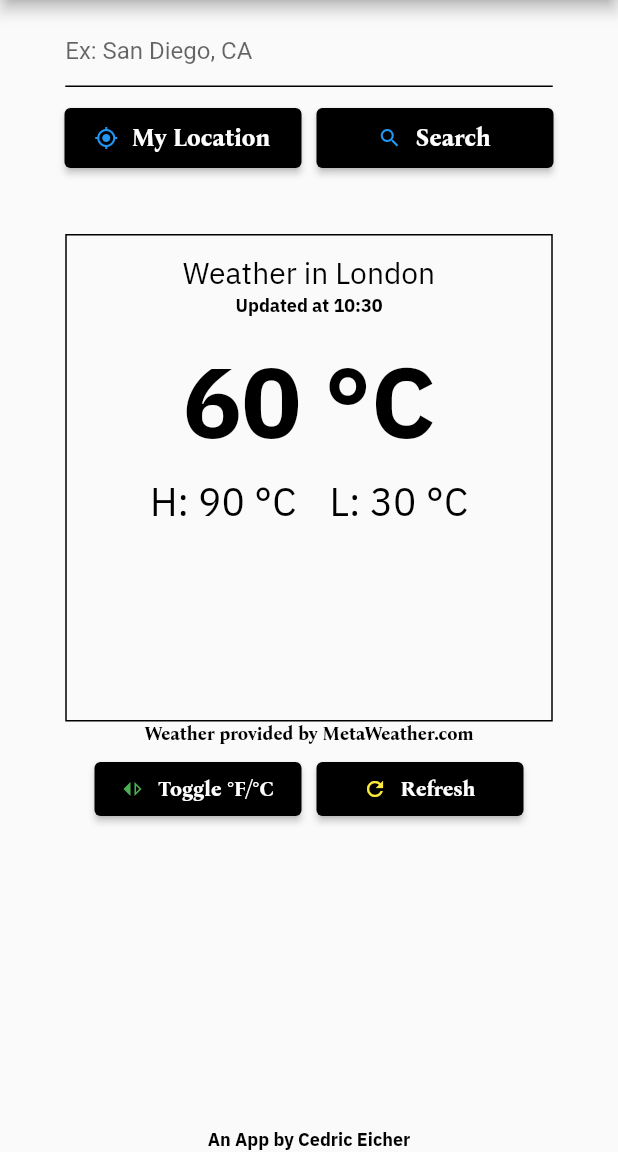
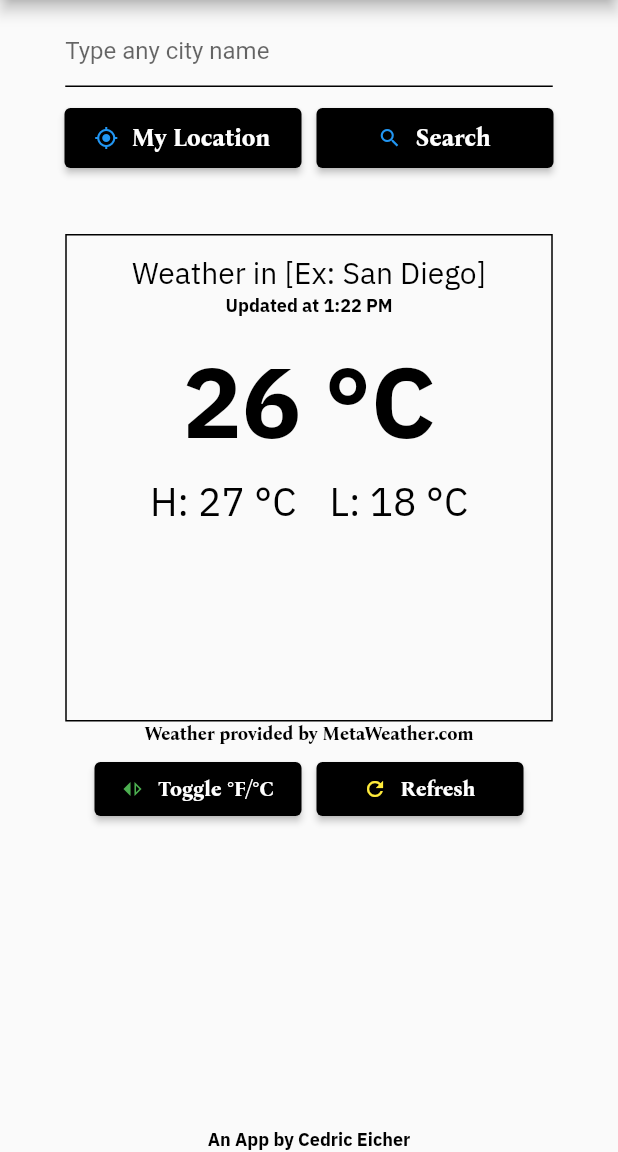
Before and after one commit to cedriceicher10/VeryGoodWeatherApp, a Flutter app: the screen it shows after launch, after a tap on "Toggle °F/°C", after a tap on "Refresh", on a phone screen of 412 x 824 dp, the part 84-1236 px from its top. Run offline on Flutter 3.47's test engine with Material 2 defaults, Android fonts, the phone set to English and light mode, and no system bars; our stand-ins replace flutter_bloc; network calls fail.

Commit message:
Added MetaWeather queries and successfully converted results. Still dummy input (linked to static city)

```diff
--- a/lib/weather_cubit.dart
+++ b/lib/weather_cubit.dart
@@ -1,49 +1,104 @@
 import 'dart:io';
-
 import 'package:flutter_bloc/flutter_bloc.dart';
 import 'package:intl/intl.dart';
 import 'package:http/http.dart';
 import 'weather_package.dart';
 import 'dart:math';
+import 'dart:convert';
 
 String baseUrlMetaWeather = 'www.metaweather.com';
 String baseApiCallLocationSearch = '/api/location/search';
+String baseApiCallLocation = '/api/location/';
 
 class WeatherCubit extends Cubit<WeatherPackage> {
   final Client httpClient = Client();
 
   WeatherCubit()
       : super(WeatherPackage(
-            locationName: '[Ex: San Diego, CA]',
+            locationName: '[Ex: San Diego]',
             updateTime: '1:22 PM',
             currentTemp: 78,
             highTemp: 81,
             lowTemp: 64,
-            isFahrenheit: true));
+            isFahrenheit: true,
+            weatherState: 'Clear',
+            windSpeed: 8,
+            windDirection: 'SW',
+            airPressure: 8,
+            humidity: 72,
+            predictability: 75,
+            visibility: 10));
 
-  void getWeather(String location) {
+  void getWeather(String location) async {
+    // Created using https://www.metaweather.com/api/
     // Find the location and corresponding location id
-    Future<int> locId = getLocId(location);
+    int locId = await getLocId(location);
     // Find the weather info using the location id
-
-    emit(WeatherPackage(
-        locationName: location,
-        updateTime: getNowTime(),
-        currentTemp: (randNum(true) + randNum(false)) / 2,
-        highTemp: randNum(true),
-        lowTemp: randNum(false),
-        isFahrenheit: state.isFahrenheit));
+    WeatherPackage newWeather = await getWeatherInfo(location, locId);
+    emit(newWeather);
   }
 
   Future<int> getLocId(String location) async {
-    // Created using https://www.metaweather.com/api/
-    Uri locationRequest = Uri.https(baseUrlMetaWeather,
+    // Query for a location search to MetaWeather
+    Uri locationSearchRequest = Uri.https(baseUrlMetaWeather,
         baseApiCallLocationSearch, <String, String>{'query': location});
-    Response locationResponse = await httpClient.get(locationRequest);
-    // Ensure a real location
+    Response locationSearchResponse =
+        await httpClient.get(locationSearchRequest);
+    // Ensure return doesn't have an error status code
+    // (typically only happens if passing an empty input)
+    if (locationSearchResponse.statusCode != 200) {
+      throw ('Location search response code != 200');
+    }
+    // Ensure return has an actual location and location id
+    List locationSearchResponseJson = jsonDecode(
+      locationSearchResponse.body,
+    ) as List;
+    if (locationSearchResponseJson.isEmpty) {
+      throw ('Location search response code is empty');
+    }
+    // Extract location id
+    return locationSearchResponseJson[0]['woeid'];
+  }
 
-    print(locationResponse.body);
-    return 0;
+  Future<WeatherPackage> getWeatherInfo(String location, int locId) async {
+    // Query for weather with a locId to MetaWeather
+    Uri weatherRequest =
+        Uri.https(baseUrlMetaWeather, baseApiCallLocation + '$locId');
+    Response weatherResponse = await httpClient.get(weatherRequest);
+    // Ensure return doesn't have an error status code
+    if (weatherResponse.statusCode != 200) {
+      throw ('Weather search response code != 200');
+    }
+    // Ensure return has actual weather
+    List weatherResponseJson = jsonDecode(
+      weatherResponse.body,
+    )['consolidated_weather'] as List;
+    if (weatherResponseJson.isEmpty) {
+      throw ('Weather search response is empty');
+    }
+    // Convert to WeatherPackage object
+    WeatherPackage weatherInfo =
+        weatherResponseJsonConverter(location, weatherResponseJson);
+    return weatherInfo;
+  }
+
+  WeatherPackage weatherResponseJsonConverter(
+      String location, List weatherResponseJson) {
+    return WeatherPackage(
+        locationName: location,
+        updateTime: getNowTime(),
+        currentTemp: celToFar(weatherResponseJson[0]['the_temp']), // C to F
+        highTemp: celToFar(weatherResponseJson[0]['max_temp']), // C to F
+        lowTemp: celToFar(weatherResponseJson[0]['min_temp']), // C to F
+        isFahrenheit: true,
+        weatherState: weatherResponseJson[0]['weather_state_name'],
+        windSpeed: weatherResponseJson[0]['wind_speed'], // mph
+        windDirection: weatherResponseJson[0]['wind_direction_compass'],
+        airPressure: weatherResponseJson[0]['air_pressure'], // mbar
+        humidity: weatherResponseJson[0]['humidity'], // %
+        predictability: weatherResponseJson[0]
+            ['predictability'], // % of agreeing weather reports
+        visibility: weatherResponseJson[0]['visibility']); // mi
   }
 
   void toggleUnits() {
@@ -54,7 +109,14 @@ class WeatherCubit extends Cubit<WeatherPackage> {
           currentTemp: farToCel(state.currentTemp),
           highTemp: farToCel(state.highTemp),
           lowTemp: farToCel(state.lowTemp),
-          isFahrenheit: false));
+          isFahrenheit: false,
+          weatherState: state.weatherState,
+          windSpeed: state.windSpeed,
+          windDirection: state.windDirection,
+          airPressure: state.airPressure,
+          humidity: state.humidity,
+          predictability: state.predictability,
+          visibility: state.visibility));
     } else {
       emit(WeatherPackage(
           locationName: state.locationName,
@@ -62,7 +124,14 @@ class WeatherCubit extends Cubit<WeatherPackage> {
           currentTemp: celToFar(state.currentTemp),
           highTemp: celToFar(state.highTemp),
           lowTemp: celToFar(state.lowTemp),
-          isFahrenheit: true));
+          isFahrenheit: true,
+          weatherState: state.weatherState,
+          windSpeed: state.windSpeed,
+          windDirection: state.windDirection,
+          airPressure: state.airPressure,
+          humidity: state.humidity,
+          predictability: state.predictability,
+          visibility: state.visibility));
     }
   }
 
@@ -74,20 +143,9 @@ class WeatherCubit extends Cubit<WeatherPackage> {
     return (temp * (9 / 5)) + 32;
   }
 
-  double randNum(bool highNum) {
-    double temp = -1;
-    Random random = Random();
-    if (highNum) {
-      temp = random.nextInt(100) + 70; // 70 - 100
-    } else {
-      temp = random.nextInt(70) + 0; // 0 - 70
-    }
-    return temp;
-  }
-
   String getNowTime() {
     DateTime now = DateTime.now();
-    String formattedDate = DateFormat('kk:mm').format(now);
+    String formattedDate = DateFormat('h:mma').format(now);
     return formattedDate;
   }
 
--- a/lib/weather_package.dart
+++ b/lib/weather_package.dart
@@ -5,6 +5,13 @@ class WeatherPackage {
   double highTemp;
   double lowTemp;
   bool isFahrenheit;
+  String weatherState;
+  double windSpeed;
+  String windDirection;
+  double airPressure;
+  int humidity;
+  int predictability;
+  double visibility;
 
   WeatherPackage(
       {required this.locationName,
@@ -12,5 +19,12 @@ class WeatherPackage {
       required this.currentTemp,
       required this.highTemp,
       required this.lowTemp,
-      required this.isFahrenheit});
+      required this.isFahrenheit,
+      required this.weatherState,
+      required this.windSpeed,
+      required this.windDirection,
+      required this.airPressure,
+      required this.humidity,
+      required this.predictability,
+      required this.visibility});
 }
--- a/lib/weather_screen.dart
+++ b/lib/weather_screen.dart
@@ -79,7 +79,7 @@ class _WeatherScreenState extends State<WeatherScreen> {
     return TextField(
       controller: _text,
       decoration: const InputDecoration(
-        hintText: 'Ex: San Diego, CA',
+        hintText: 'Type any city name',
         enabledBorder: UnderlineInputBorder(
           borderSide: BorderSide(color: Colors.black),
         ),
@@ -259,7 +259,7 @@ class _WeatherScreenState extends State<WeatherScreen> {
             currentFocus.unfocus();
           }
           // Get weather for current city
-          context.read<WeatherCubit>().getWeather('London');
+          context.read<WeatherCubit>().getWeather('San Diego');
         },
         style: ElevatedButton.styleFrom(
             primary: Colors.black, fixedSize: Size(buttonWidth, buttonHeight)),
```
